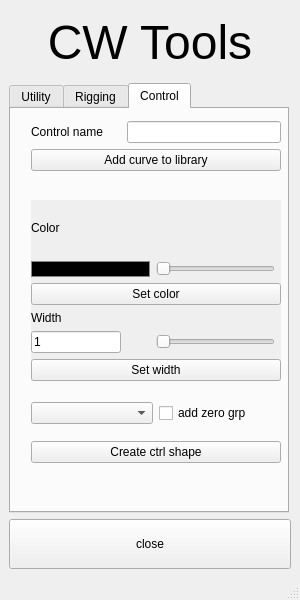
Before: the Qt Designer form CWToolsQtProj/mainwindow.ui in Cindyyyyw/CW_Maya_Rigging_Tools, drawn with Qt 5.
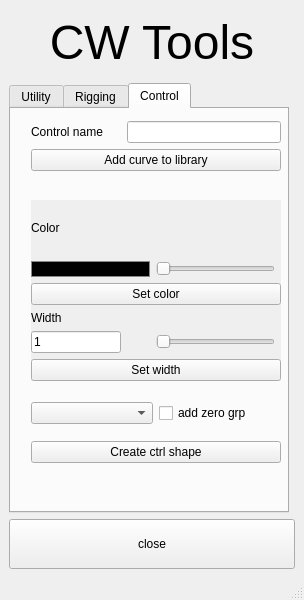
After: the same form once the commit is applied. The open tabs and pages were chosen to show the change.

Diff of the .ui file:
```diff
--- a/CWToolsQtProj/mainwindow.ui
+++ b/CWToolsQtProj/mainwindow.ui
@@ -6,7 +6,7 @@
    <rect>
     <x>0</x>
     <y>0</y>
-    <width>300</width>
+    <width>304</width>
     <height>600</height>
    </rect>
   </property>
@@ -24,7 +24,7 @@
   </property>
   <property name="maximumSize">
    <size>
-    <width>300</width>
+    <width>304</width>
     <height>600</height>
    </size>
   </property>
```
Left out of the diff: 2 changed lines with no effect on the pictures.
